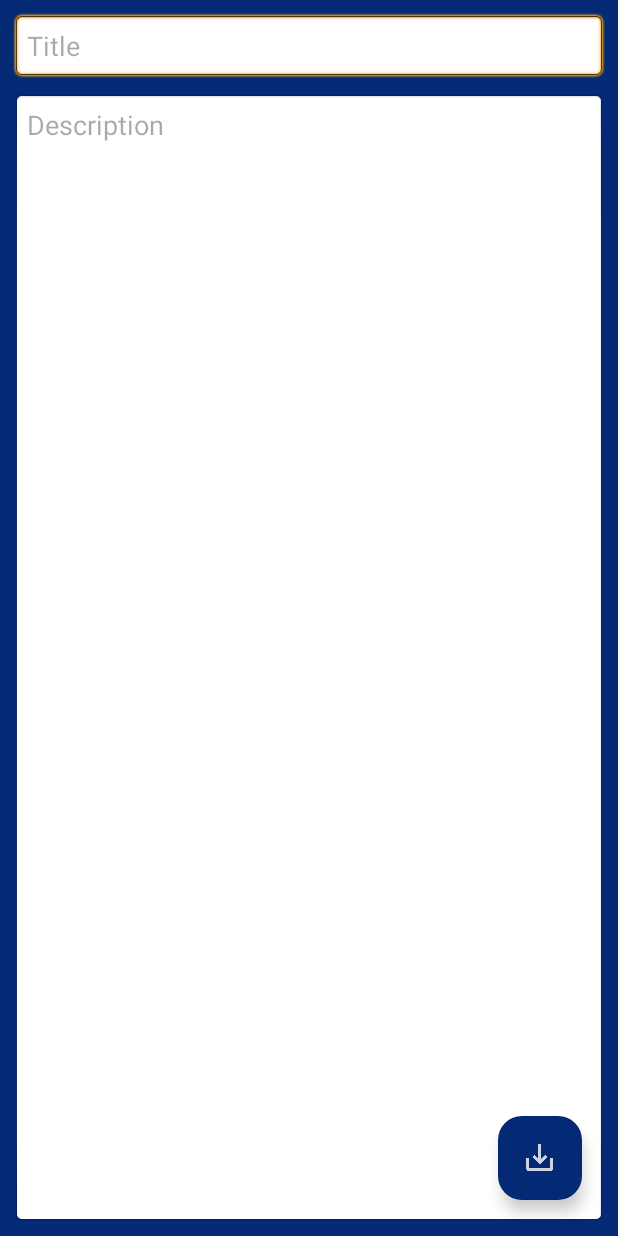
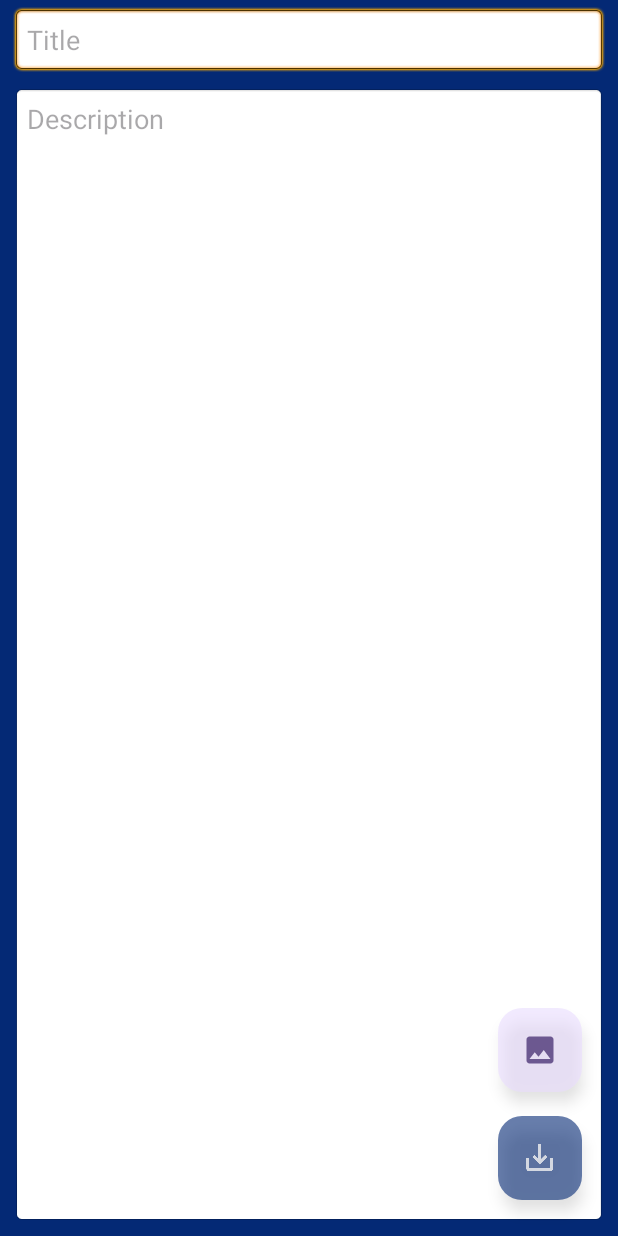
Before and after one commit to vokrob/Notebook, an Android app: the EditActivity screen opened directly, with no data from a screen before it, on a phone screen of 412 x 824 dp. Run offline under Robolectric (Android 15) with nearby library versions, the phone set to English and light mode, and no system bars.

Commit message:
Adding Photo Selection for Note

```diff
--- a/app/src/main/java/com/vokrob/notebook/EditActivity.java
+++ b/app/src/main/java/com/vokrob/notebook/EditActivity.java
@@ -3,17 +3,25 @@ package com.vokrob.notebook;
 import android.os.Bundle;
 import android.view.View;
 import android.widget.EditText;
+import android.widget.ImageButton;
+import android.widget.ImageView;
 import android.widget.Toast;
 
 import androidx.activity.EdgeToEdge;
 import androidx.appcompat.app.AppCompatActivity;
+import androidx.constraintlayout.widget.ConstraintLayout;
 import androidx.core.graphics.Insets;
 import androidx.core.view.ViewCompat;
 import androidx.core.view.WindowInsetsCompat;
 
+import com.google.android.material.floatingactionbutton.FloatingActionButton;
 import com.vokrob.notebook.db.MyDbManager;
 
 public class EditActivity extends AppCompatActivity {
+    private ImageView imNewImage;
+    private ConstraintLayout imageContainer;
+    private FloatingActionButton fbAddImage;
+    // private ImageButton imEditImage, imDeleteImage;
     private EditText edTitle, edDesc;
     private MyDbManager myDbManager;
 
@@ -40,6 +48,8 @@ public class EditActivity extends AppCompatActivity {
     private void init() {
         edTitle = findViewById(R.id.edTitle);
         edDesc = findViewById(R.id.edDesc);
+        fbAddImage = findViewById(R.id.fbAddImage);
+        imageContainer = findViewById(R.id.imageContainer);
         myDbManager = new MyDbManager(this);
     }
 
@@ -55,4 +65,14 @@ public class EditActivity extends AppCompatActivity {
             myDbManager.closeDb();
         }
     }
+
+    public void onClickDeleteImage(View view) {
+        imageContainer.setVisibility(View.GONE);
+        fbAddImage.setVisibility(View.VISIBLE);
+    }
+
+    public void onClickAddImage(View view) {
+        imageContainer.setVisibility(View.VISIBLE);
+        view.setVisibility(View.GONE);
+    }
 }
--- /dev/null
+++ b/app/src/main/res/drawable/ic_add_image.xml
@@ -0,0 +1,5 @@
+<vector xmlns:android="http://schemas.android.com/apk/res/android" android:height="24dp" android:tint="#FFFFFF" android:viewportHeight="24" android:viewportWidth="24" android:width="24dp">
+
+    <path android:fillColor="@android:color/white" android:pathData="M21,19V5c0,-1.1 -0.9,-2 -2,-2H5c-1.1,0 -2,0.9 -2,2v14c0,1.1 0.9,2 2,2h14c1.1,0 2,-0.9 2,-2zM8.5,13.5l2.5,3.01L14.5,12l4.5,6H5l3.5,-4.5z"/>
+
+</vector>
--- a/app/src/main/res/layout/activity_edit.xml
+++ b/app/src/main/res/layout/activity_edit.xml
@@ -8,12 +8,59 @@
     android:background="@color/blue_dark"
     tools:context=".EditActivity">
 
+    <androidx.constraintlayout.widget.ConstraintLayout
+        android:id="@+id/imageContainer"
+        android:layout_width="0dp"
+        android:layout_height="0dp"
+        android:layout_marginTop="8dp"
+        android:layout_marginBottom="4dp"
+        android:visibility="gone"
+        app:layout_constraintBottom_toTopOf="@+id/guideline"
+        app:layout_constraintEnd_toEndOf="@id/edTitle"
+        app:layout_constraintStart_toStartOf="@+id/edTitle"
+        app:layout_constraintTop_toTopOf="parent"
+        app:layout_constraintVertical_bias="0.0"
+        tools:visibility="gone">
+
+        <ImageView
+            android:id="@+id/imNewImage"
+            android:layout_width="0dp"
+            android:layout_height="0dp"
+            android:background="@android:drawable/editbox_background"
+            app:layout_constraintBottom_toBottomOf="parent"
+            app:layout_constraintEnd_toEndOf="parent"
+            app:layout_constraintStart_toStartOf="parent"
+            app:layout_constraintTop_toTopOf="parent"
+            app:srcCompat="@drawable/ic_add_image" />
+
+        <ImageButton
+            android:id="@+id/imEditImage"
+            android:layout_width="wrap_content"
+            android:layout_height="wrap_content"
+            android:layout_marginTop="8dp"
+            android:layout_marginEnd="8dp"
+            app:layout_constraintEnd_toEndOf="parent"
+            app:layout_constraintTop_toTopOf="parent"
+            app:srcCompat="@android:drawable/ic_menu_edit" />
+
+        <ImageButton
+            android:id="@+id/imDeleteImage"
+            android:layout_width="wrap_content"
+            android:layout_height="wrap_content"
+            android:layout_marginEnd="8dp"
+            android:layout_marginBottom="8dp"
+            android:onClick="onClickDeleteImage"
+            app:layout_constraintBottom_toBottomOf="parent"
+            app:layout_constraintEnd_toEndOf="parent"
+            app:srcCompat="@android:drawable/ic_menu_delete" />
+    </androidx.constraintlayout.widget.ConstraintLayout>
+
     <EditText
         android:id="@+id/edTitle"
         android:layout_width="0dp"
         android:layout_height="wrap_content"
         android:layout_marginStart="8dp"
-        android:layout_marginTop="8dp"
+        android:layout_marginTop="4dp"
         android:layout_marginEnd="8dp"
         android:background="@android:drawable/editbox_background"
         android:ems="10"
@@ -23,7 +70,7 @@
         app:layout_constraintEnd_toEndOf="parent"
         app:layout_constraintHorizontal_bias="0.497"
         app:layout_constraintStart_toStartOf="parent"
-        app:layout_constraintTop_toTopOf="parent" />
+        app:layout_constraintTop_toBottomOf="@+id/imageContainer" />
 
     <EditText
         android:id="@+id/edDesc"
@@ -35,7 +82,7 @@
         android:ems="10"
         android:gravity="top"
         android:hint="Description"
-        android:inputType="text"
+        android:inputType="text|textMultiLine"
         android:padding="10dp"
         app:layout_constraintBottom_toBottomOf="parent"
         app:layout_constraintEnd_toEndOf="@+id/edTitle"
@@ -49,6 +96,7 @@
         android:layout_height="wrap_content"
         android:layout_marginEnd="16dp"
         android:layout_marginBottom="16dp"
+        android:alpha="0.6"
         android:clickable="true"
         android:onClick="onClickSave"
         app:backgroundTint="@color/blue_dark"
@@ -57,4 +105,25 @@
         app:srcCompat="@drawable/ic_save"
         app:tint="@android:color/white" />
 
+    <com.google.android.material.floatingactionbutton.FloatingActionButton
+        android:id="@+id/fbAddImage"
+        android:layout_width="wrap_content"
+        android:layout_height="wrap_content"
+        android:layout_marginBottom="16dp"
+        android:alpha="0.6"
+        android:clickable="true"
+        android:onClick="onClickAddImage"
+        app:layout_constraintBottom_toTopOf="@+id/floatingActionButton"
+        app:layout_constraintEnd_toEndOf="@+id/floatingActionButton"
+        app:srcCompat="@drawable/ic_add_image" />
+
+    <androidx.constraintlayout.widget.Guideline
+        android:id="@+id/guideline"
+        android:layout_width="wrap_content"
+        android:layout_height="wrap_content"
+        android:orientation="horizontal"
+        app:layout_constraintBottom_toBottomOf="parent"
+        app:layout_constraintGuide_percent="0.33652532"
+        app:layout_constraintTop_toTopOf="parent" />
+
 </androidx.constraintlayout.widget.ConstraintLayout>
```
